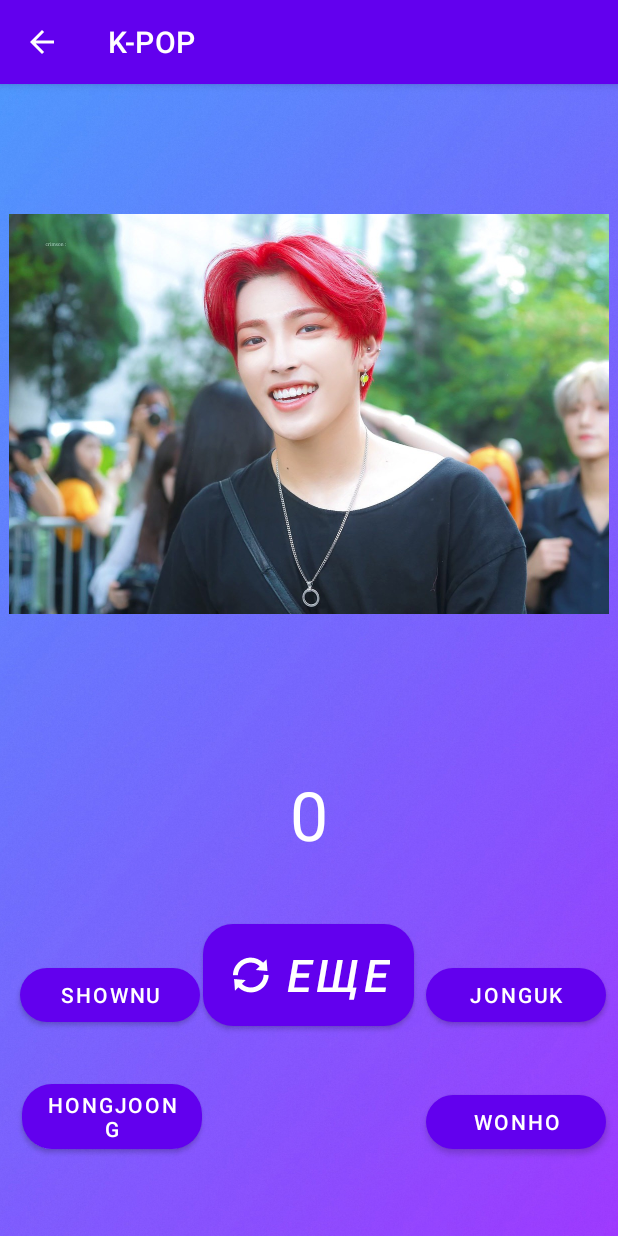
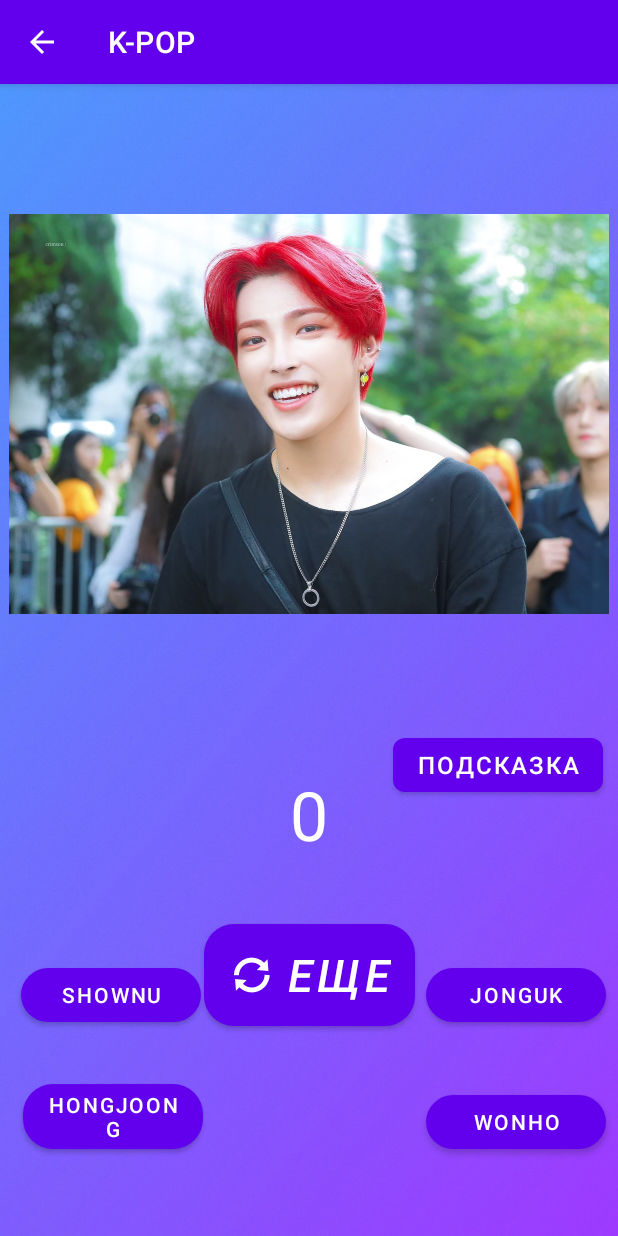
Before and after one commit to Plovotok/my_projects, an Android app: the ManGroupsActivity screen opened directly, with no data from a screen before it, after a tap on "ЕЩЕ", on a phone screen of 412 x 824 dp. Run offline under Robolectric (Android 15) with nearby library versions, the phone set to English and light mode, and no system bars.

Commit message:
added help button in ManGroupsActivity

```diff
--- a/app/src/main/java/com/example/myapplication/activities/ManGroupsActivity.kt
+++ b/app/src/main/java/com/example/myapplication/activities/ManGroupsActivity.kt
@@ -5,6 +5,7 @@ import android.view.View
 import android.widget.Button
 import android.widget.ImageView
 import android.widget.TextView
+import android.widget.Toast
 import androidx.appcompat.app.AppCompatActivity
 import com.airbnb.lottie.LottieAnimationView
 import com.example.myapplication.R
@@ -26,6 +27,8 @@ class ManGroupsActivity : AppCompatActivity() {
         val btn3 = findViewById<Button>(R.id.third_btn)
         val btn4 = findViewById<Button>(R.id.fourth_btn)
 
+        val btnHelp = findViewById<Button>(R.id.btn_help)
+
 //        List of answer buttons
         val btnArray = arrayOf(btn1, btn2, btn3, btn4)
 //        Counter of right answers
@@ -44,6 +47,10 @@ class ManGroupsActivity : AppCompatActivity() {
             val rightAnswer = pairNameAndImage.first
 //            Define a button's number of right answer
             val rightAnswerId = (1..4).random()
+
+            btnHelp.setOnClickListener{
+                Toast.makeText(this, rightAnswer, Toast.LENGTH_SHORT).show()
+            }
 
             correctAnswerLottie.visibility = View.INVISIBLE
 
--- a/app/src/main/res/layout/activity_man_groups.xml
+++ b/app/src/main/res/layout/activity_man_groups.xml
@@ -29,7 +29,7 @@
         app:icon="@android:drawable/ic_popup_sync"
         app:layout_constraintBottom_toBottomOf="parent"
         app:layout_constraintEnd_toEndOf="parent"
-        app:layout_constraintHorizontal_bias="0.498"
+        app:layout_constraintHorizontal_bias="0.5"
         app:layout_constraintStart_toStartOf="parent"
         app:layout_constraintTop_toBottomOf="@+id/test_img" />
 
@@ -105,4 +105,16 @@
         app:lottie_loop="false"
         app:lottie_rawRes="@raw/correct" />
 
+    <Button
+        android:id="@+id/btn_help"
+        android:layout_width="wrap_content"
+        android:layout_height="wrap_content"
+        android:layout_marginTop="10dp"
+        android:layout_marginEnd="10dp"
+        android:text="@string/btn_help"
+        android:textSize="16sp"
+        app:cornerRadius="8dp"
+        app:layout_constraintEnd_toEndOf="parent"
+        app:layout_constraintTop_toBottomOf="@+id/test_img" />
+
 </androidx.constraintlayout.widget.ConstraintLayout>
--- a/app/src/main/res/values/strings.xml
+++ b/app/src/main/res/values/strings.xml
@@ -2,4 +2,5 @@
     <string name="app_name">K-POP</string>
     <string name="game_rules">"Правила игры\nОпределить, кто изображен на картинке.\nза каждый правильный ответ вам начисляется балл"</string>
     <string name="reset_btn">ЕЩЕ</string>
+    <string name="btn_help">Подсказка</string>
 </resources>
```
